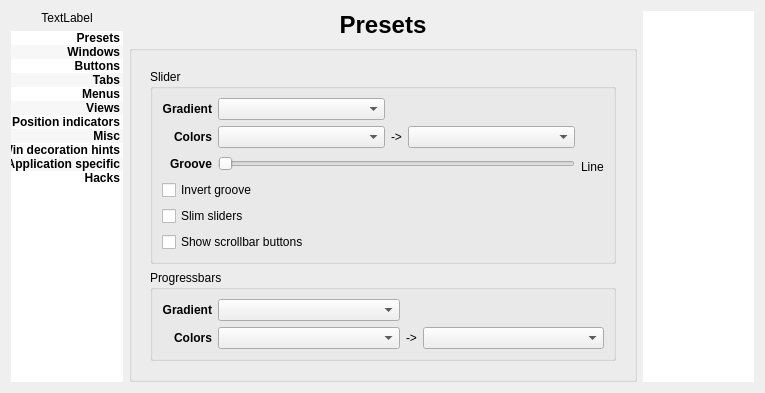
Above: config/config.ui from deiv/bespin-pkg before the change. Below: the same form after it.
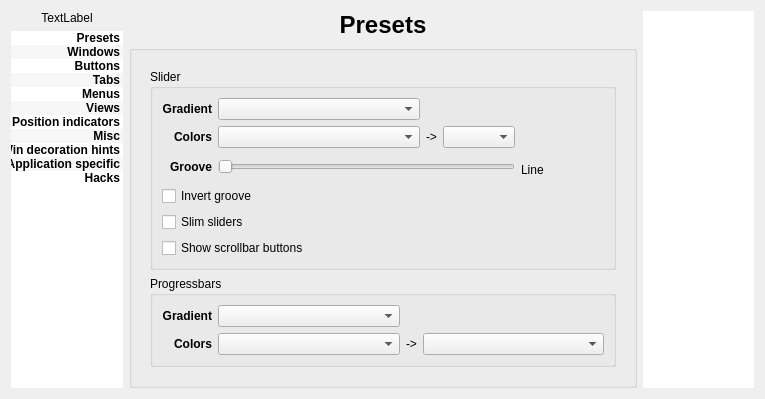
That is the form after the change. The open tabs and pages were chosen to show the change.

Commit message: independent slider colors

```diff
--- a/config/config.ui
+++ b/config/config.ui
@@ -2267,7 +2267,7 @@
             <property name="flat">
              <bool>true</bool>
             </property>
-            <layout class="QGridLayout" name="gridLayout_10">
+            <layout class="QGridLayout" name="gridLayout_10" columnstretch="0,100,0,0,0,0">
              <item row="0" column="0">
               <widget class="QLabel" name="label_18">
                <property name="font">
@@ -2294,7 +2294,7 @@
                </property>
               </widget>
              </item>
-             <item row="0" column="2" colspan="3">
+             <item row="0" column="2" colspan="4">
               <spacer name="horizontalSpacer_8">
                <property name="orientation">
                 <enum>Qt::Horizontal</enum>
@@ -2350,17 +2350,17 @@
                </property>
               </widget>
              </item>
-             <item row="1" column="4" rowspan="2">
+             <item row="1" column="4" rowspan="2" colspan="2">
               <spacer name="horizontalSpacer_3">
                <property name="orientation">
                 <enum>Qt::Horizontal</enum>
                </property>
                <property name="sizeType">
-                <enum>QSizePolicy::Fixed</enum>
+                <enum>QSizePolicy::Expanding</enum>
                </property>
                <property name="sizeHint" stdset="0">
                 <size>
-                 <width>3</width>
+                 <width>40</width>
                  <height>0</height>
                 </size>
                </property>
@@ -2432,6 +2432,19 @@
                </property>
               </widget>
              </item>
+             <item row="3" column="5">
+              <spacer name="horizontalSpacer_14">
+               <property name="orientation">
+                <enum>Qt::Horizontal</enum>
+               </property>
+               <property name="sizeHint" stdset="0">
+                <size>
+                 <width>40</width>
+                 <height>20</height>
+                </size>
+               </property>
+              </spacer>
+             </item>
             </layout>
            </widget>
           </item>
```
Left out of the diff: 8 changed lines with no effect on the pictures. The commit also changes 6 other files.
